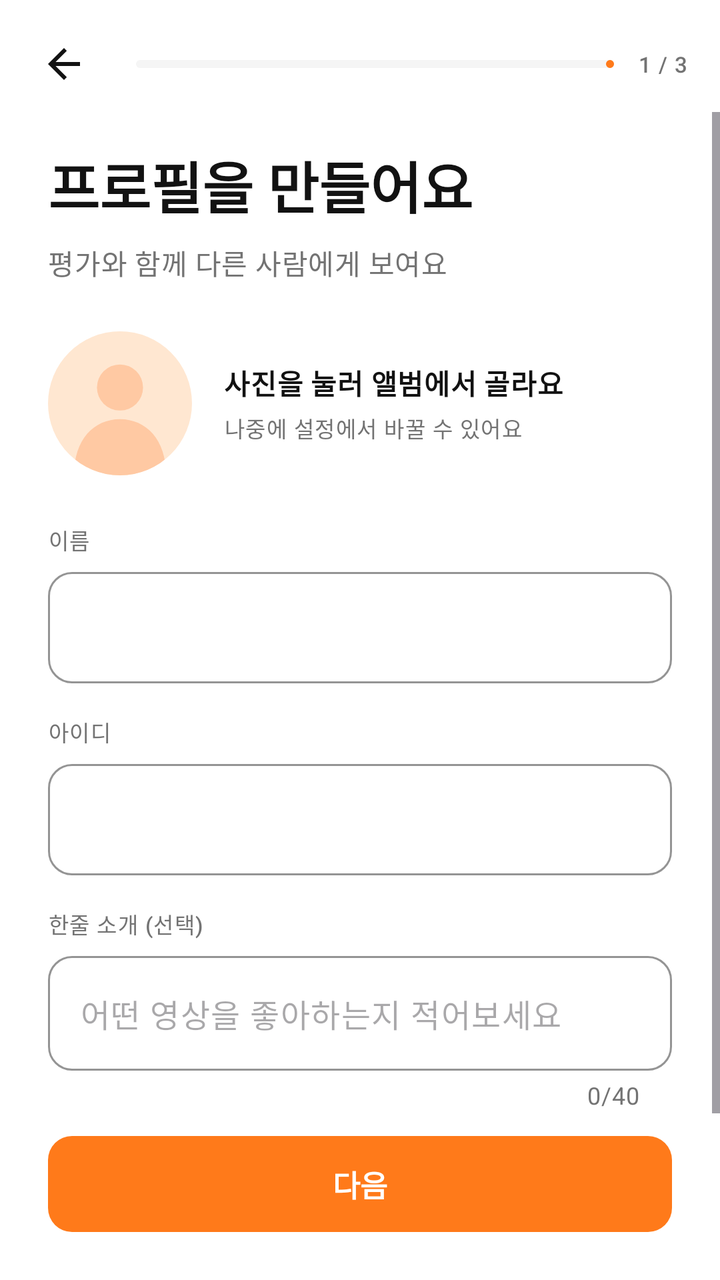
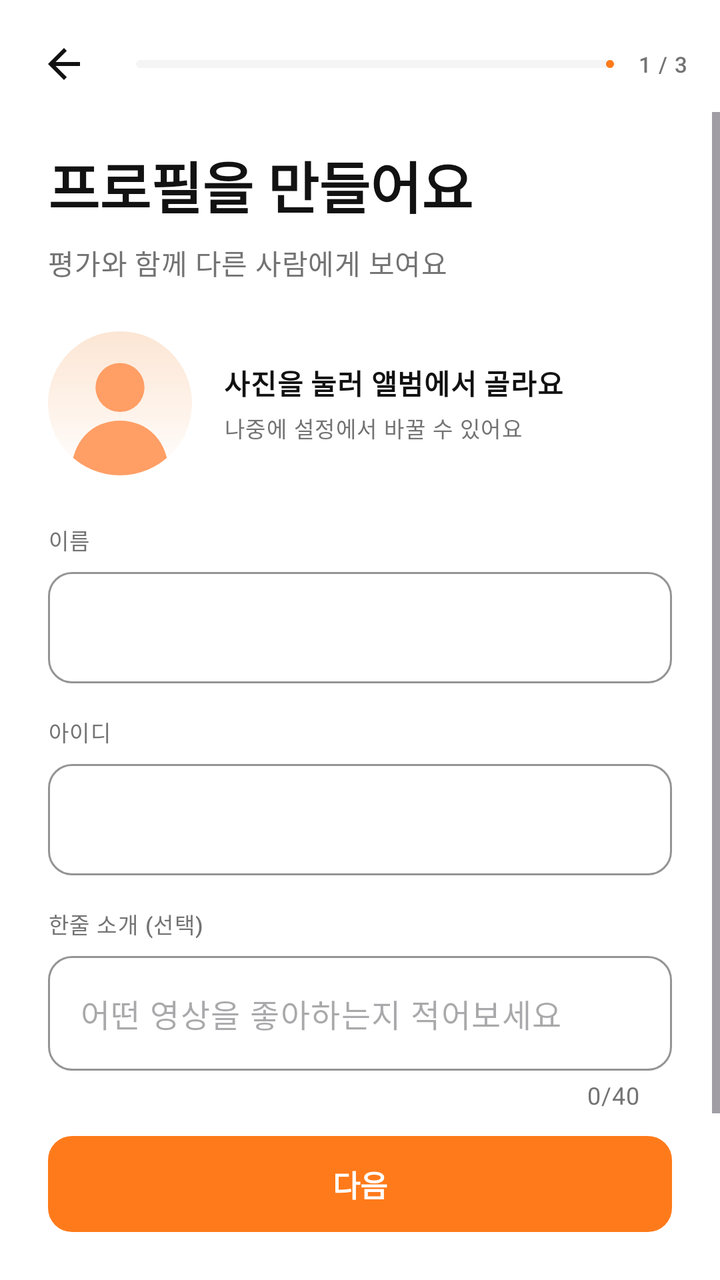

An Android layout rendered at two revisions. The XML below is the earlier revision; the diff shows what the commit changed to produce the second picture.
<!-- AndroidManifest.xml: application theme Theme.Viewit -->
<!-- res/layout/activity_profile_setup.xml -->
<?xml version="1.0" encoding="utf-8"?>
<androidx.constraintlayout.widget.ConstraintLayout xmlns:android="http://schemas.android.com/apk/res/android"
    xmlns:app="http://schemas.android.com/apk/res-auto"
    xmlns:tools="http://schemas.android.com/tools"
    android:id="@+id/main"
    android:layout_width="match_parent"
    android:layout_height="match_parent"
    android:background="@color/bg_surface"
    tools:context=".ProfileSetupActivity">

    
    <include
        android:id="@+id/profile_back_button"
        layout="@layout/view_back_button"
        android:layout_width="@dimen/button_height"
        android:layout_height="@dimen/button_height"
        android:layout_marginStart="@dimen/space_s"
        android:layout_marginTop="@dimen/space_s"
        app:layout_constraintStart_toStartOf="parent"
        app:layout_constraintTop_toTopOf="parent" />

    <com.google.android.material.progressindicator.LinearProgressIndicator
        android:id="@+id/onboarding_progress"
        android:layout_width="0dp"
        android:layout_height="wrap_content"
        android:layout_marginHorizontal="@dimen/space_m"
        android:max="3"
        android:progress="1"
        app:indicatorColor="@color/brand_orange"
        app:trackColor="@color/action_soft"
        app:trackCornerRadius="2dp"
        app:trackThickness="4dp"
        app:layout_constraintBottom_toBottomOf="@id/profile_back_button"
        app:layout_constraintEnd_toStartOf="@id/step_text"
        app:layout_constraintStart_toEndOf="@id/profile_back_button"
        app:layout_constraintTop_toTopOf="@id/profile_back_button" />

    <TextView
        android:id="@+id/step_text"
        android:layout_width="wrap_content"
        android:layout_height="wrap_content"
        android:layout_marginEnd="@dimen/screen_padding"
        android:text="@string/onboarding_step_1"
        android:textAppearance="@style/TextAppearance.Viewit.Caption"
        app:layout_constraintBottom_toBottomOf="@id/profile_back_button"
        app:layout_constraintEnd_toEndOf="parent"
        app:layout_constraintTop_toTopOf="@id/profile_back_button" />

    
    <ScrollView
        android:layout_width="0dp"
        android:layout_height="0dp"
        app:layout_constraintBottom_toTopOf="@id/profile_next_button"
        app:layout_constraintEnd_toEndOf="parent"
        app:layout_constraintStart_toStartOf="parent"
        app:layout_constraintTop_toBottomOf="@id/profile_back_button">

        <LinearLayout
            android:layout_width="match_parent"
            android:layout_height="wrap_content"
            android:orientation="vertical"
            android:paddingHorizontal="@dimen/space_xl"
            android:paddingTop="@dimen/space_l"
            android:paddingBottom="@dimen/space_xl">

            <TextView
                android:layout_width="wrap_content"
                android:layout_height="wrap_content"
                android:text="@string/profile_setup_title"
                android:textAppearance="@style/TextAppearance.Viewit.Display" />

            <TextView
                android:layout_width="wrap_content"
                android:layout_height="wrap_content"
                android:layout_marginTop="@dimen/space_s"
                android:text="@string/profile_setup_subtitle"
                android:textAppearance="@style/TextAppearance.Viewit.Body.Secondary" />

            
            <LinearLayout
                android:layout_width="match_parent"
                android:layout_height="wrap_content"
                android:layout_marginTop="@dimen/space_xl"
                android:gravity="center_vertical"
                android:orientation="horizontal">

                <ImageView
                    android:id="@+id/avatar_image"
                    android:layout_width="72dp"
                    android:layout_height="72dp"
                    android:contentDescription="@string/profile_setup_photo_title"
                    android:src="@drawable/ic_avatar_default"
                    android:background="?attr/selectableItemBackgroundBorderless"
                    android:clickable="true"
                    android:focusable="true"/>

                <LinearLayout
                    android:layout_width="wrap_content"
                    android:layout_height="wrap_content"
                    android:layout_marginStart="@dimen/space_l"
                    android:orientation="vertical">

                    <TextView
                        android:layout_width="wrap_content"
                        android:layout_height="wrap_content"
                        android:text="@string/profile_setup_photo_title"
                        android:textAppearance="@style/TextAppearance.Viewit.Body.Strong" />

                    <TextView
                        android:layout_width="wrap_content"
                        android:layout_height="wrap_content"
                        android:layout_marginTop="@dimen/space_xs"
                        android:text="@string/profile_setup_photo_desc"
                        android:textAppearance="@style/TextAppearance.Viewit.Caption" />
                </LinearLayout>
            </LinearLayout>

            
            <TextView
                android:layout_width="wrap_content"
                android:layout_height="wrap_content"
                android:layout_marginTop="@dimen/space_xl"
                android:text="@string/profile_setup_name_label"
                android:textAppearance="@style/TextAppearance.Viewit.Caption" />

            <com.google.android.material.textfield.TextInputLayout
                android:id="@+id/name_layout"
                style="@style/Widget.Material3.TextInputLayout.OutlinedBox"
                android:layout_width="match_parent"
                android:layout_height="wrap_content"
                android:layout_marginTop="@dimen/space_s"
                app:boxCornerRadiusBottomEnd="@dimen/radius_m"
                app:boxCornerRadiusBottomStart="@dimen/radius_m"
                app:boxCornerRadiusTopEnd="@dimen/radius_m"
                app:boxCornerRadiusTopStart="@dimen/radius_m"
                app:boxStrokeColor="@color/brand_orange"
                app:hintEnabled="false">

                <com.google.android.material.textfield.TextInputEditText
                    android:id="@+id/name_input"
                    android:layout_width="match_parent"
                    android:layout_height="wrap_content"
                    android:inputType="textPersonName"
                    android:maxLines="1" />
            </com.google.android.material.textfield.TextInputLayout>

            
            <TextView
                android:layout_width="wrap_content"
                android:layout_height="wrap_content"
                android:layout_marginTop="@dimen/space_l"
                android:text="@string/profile_setup_username_label"
                android:textAppearance="@style/TextAppearance.Viewit.Caption" />

            <com.google.android.material.textfield.TextInputLayout
                android:id="@+id/username_layout"
                style="@style/Widget.Material3.TextInputLayout.OutlinedBox"
                android:layout_width="match_parent"
                android:layout_height="wrap_content"
                android:layout_marginTop="@dimen/space_s"
                app:boxCornerRadiusBottomEnd="@dimen/radius_m"
                app:boxCornerRadiusBottomStart="@dimen/radius_m"
                app:boxCornerRadiusTopEnd="@dimen/radius_m"
                app:boxCornerRadiusTopStart="@dimen/radius_m"
                app:boxStrokeColor="@color/brand_orange"
                app:hintEnabled="false"
                app:prefixText="@">

                <com.google.android.material.textfield.TextInputEditText
                    android:id="@+id/username_input"
                    android:layout_width="match_parent"
                    android:layout_height="wrap_content"
                    android:inputType="textNoSuggestions"
                    android:maxLength="20"
                    android:maxLines="1" />
            </com.google.android.material.textfield.TextInputLayout>

            
            <TextView
                android:layout_width="wrap_content"
                android:layout_height="wrap_content"
                android:layout_marginTop="@dimen/space_l"
                android:text="@string/profile_setup_intro_label"
                android:textAppearance="@style/TextAppearance.Viewit.Caption" />

            <com.google.android.material.textfield.TextInputLayout
                android:id="@+id/intro_layout"
                style="@style/Widget.Material3.TextInputLayout.OutlinedBox"
                android:layout_width="match_parent"
                android:layout_height="wrap_content"
                android:layout_marginTop="@dimen/space_s"
                app:boxCornerRadiusBottomEnd="@dimen/radius_m"
                app:boxCornerRadiusBottomStart="@dimen/radius_m"
                app:boxCornerRadiusTopEnd="@dimen/radius_m"
                app:boxCornerRadiusTopStart="@dimen/radius_m"
                app:boxStrokeColor="@color/brand_orange"
                app:counterEnabled="true"
                app:counterMaxLength="40"
                app:hintEnabled="false">

                <com.google.android.material.textfield.TextInputEditText
                    android:id="@+id/intro_input"
                    android:layout_width="match_parent"
                    android:layout_height="wrap_content"
                    android:hint="@string/profile_setup_intro_hint"
                    android:inputType="text"
                    android:maxLength="40"
                    android:maxLines="1" />
            </com.google.android.material.textfield.TextInputLayout>
        </LinearLayout>
    </ScrollView>

    
    <Button
        android:id="@+id/profile_next_button"
        style="@style/Widget.Viewit.Button.Primary"
        android:layout_width="0dp"
        android:layout_height="wrap_content"
        android:layout_marginHorizontal="@dimen/space_xl"
        android:layout_marginBottom="@dimen/space_xl"
        android:text="@string/profile_setup_next"
        app:backgroundTint="@color/brand_orange"
        app:layout_constraintBottom_toBottomOf="parent"
        app:layout_constraintEnd_toEndOf="parent"
        app:layout_constraintStart_toStartOf="parent" />
</androidx.constraintlayout.widget.ConstraintLayout>
<!-- res/layout/view_back_button.xml (included above) -->
<?xml version="1.0" encoding="utf-8"?>
<ImageButton xmlns:android="http://schemas.android.com/apk/res/android"
    xmlns:app="http://schemas.android.com/apk/res-auto"
    android:id="@+id/back_button"
    android:layout_width="@dimen/button_height"
    android:layout_height="@dimen/button_height"
    android:background="?attr/selectableItemBackgroundBorderless"
    android:contentDescription="@string/navigate_back"
    android:padding="@dimen/space_m"
    android:src="?attr/homeAsUpIndicator"
    app:tint="@color/text_primary" />
<!-- resources referenced by this layout -->
<resources>
  <color name="action_soft">#FFF5F5F5</color>
  <color name="bg_surface">#FFFFFFFF</color>
  <color name="brand_orange">#FFFF7A1A</color>
  <color name="text_primary">#FF121212</color>
  <dimen name="button_height">48dp</dimen>
  <dimen name="radius_m">12dp</dimen>
  <dimen name="screen_padding">16dp</dimen>
  <dimen name="space_l">16dp</dimen>
  <dimen name="space_m">12dp</dimen>
  <dimen name="space_s">8dp</dimen>
  <dimen name="space_xl">24dp</dimen>
  <dimen name="space_xs">4dp</dimen>
  <!-- drawable ic_avatar_default (drawable) -->
  <?xml version="1.0" encoding="utf-8"?>
  <vector xmlns:android="http://schemas.android.com/apk/res/android"
      android:width="72dp"
      android:height="72dp"
      android:viewportWidth="100"
      android:viewportHeight="100">
  
      
      <path
          android:fillColor="@color/brand_orange_soft"
          android:pathData="M50,0A50,50 0,1 1,50,100A50,50 0,1 1,50,0Z" />
  
      
      <group>
          <clip-path android:pathData="M50,0A50,50 0,1 1,50,100A50,50 0,1 1,50,0Z" />
          
          <path
              android:fillColor="#FFFFC9A3"
              android:pathData="M50,23A16,16 0,1 1,50,55A16,16 0,1 1,50,23Z" />
          
          <path
              android:fillColor="#FFFFC9A3"
              android:pathData="M18,100C18,75 32,61 50,61C68,61 82,75 82,100Z" />
      </group>
  </vector>
  <string name="navigate_back">뒤로가기</string>
  <string name="onboarding_step_1">1 / 3</string>
  <string name="profile_setup_intro_hint">어떤 영상을 좋아하는지 적어보세요</string>
  <string name="profile_setup_intro_label">한줄 소개 (선택)</string>
  <string name="profile_setup_name_label">이름</string>
  <string name="profile_setup_next">다음</string>
  <string name="profile_setup_photo_desc">나중에 설정에서 바꿀 수 있어요</string>
  <string name="profile_setup_photo_title">사진을 눌러 앨범에서 골라요</string>
  <string name="profile_setup_subtitle">평가와 함께 다른 사람에게 보여요</string>
  <string name="profile_setup_title">프로필을 만들어요</string>
  <string name="profile_setup_username_label">아이디</string>
  <style name="TextAppearance.Viewit.Body.Secondary">
          <item name="android:textColor">@color/text_secondary</item>
      </style>
  <style name="TextAppearance.Viewit.Body.Strong">
          <item name="android:textStyle">bold</item>
      </style>
  <style name="TextAppearance.Viewit.Display" parent="TextAppearance.Material3.HeadlineMedium">
          <item name="android:textSize">28sp</item>
          <item name="android:lineHeight" tools:targetApi="28">36sp</item>
          <item name="android:textStyle">bold</item>
          <item name="android:textColor">@color/text_primary</item>
      </style>
  <style name="Theme.Viewit" parent="Base.Theme.Viewit" />
  <color name="brand_orange_soft">#FFFFE7D1</color>
  <color name="text_secondary">#FF737373</color>
  <style name="TextAppearance.Viewit.Button" parent="TextAppearance.Material3.LabelLarge">
          <item name="android:textSize">15sp</item>
          <item name="android:textStyle">bold</item>
      </style>
  <color name="action_primary">#FF111111</color>
  <color name="positive">#FFFF4F3D</color>
  <color name="negative">#FFFF3040</color>
  <color name="border_default">#FFDBDBDB</color>
  <!-- unchanged entries left out for length: 3 -->
</resources>

<!-- the commit's change to res/layout/activity_profile_setup.xml (unified diff, before → after) -->
@@ -89,7 +89,7 @@
                     android:layout_width="72dp"
                     android:layout_height="72dp"
                     android:contentDescription="@string/profile_setup_photo_title"
-                    android:src="@drawable/ic_avatar_default"
+                    android:src="@drawable/avatar_default"
                     android:background="?attr/selectableItemBackgroundBorderless"
                     android:clickable="true"
                     android:focusable="true"/>
<!-- resource entries referenced after the edit -->
@@ -12,30 +12,31 @@
   <dimen name="space_s">8dp</dimen>
   <dimen name="space_xl">24dp</dimen>
   <dimen name="space_xs">4dp</dimen>
+  <!-- drawable avatar_default (drawable) -->
+  <?xml version="1.0" encoding="utf-8"?>
+  <layer-list xmlns:android="http://schemas.android.com/apk/res/android">
+      <item android:drawable="@drawable/bg_avatar_default" />
+      <item android:drawable="@drawable/ic_avatar_default" />
+  </layer-list>
   <!-- drawable ic_avatar_default (drawable) -->
   <?xml version="1.0" encoding="utf-8"?>
   <vector xmlns:android="http://schemas.android.com/apk/res/android"
-      android:width="72dp"
-      android:height="72dp"
+      android:width="80dp"
+      android:height="80dp"
       android:viewportWidth="100"
       android:viewportHeight="100">
-  
-      
-      <path
-          android:fillColor="@color/brand_orange_soft"
-          android:pathData="M50,0A50,50 0,1 1,50,100A50,50 0,1 1,50,0Z" />
   
       
       <group>
           <clip-path android:pathData="M50,0A50,50 0,1 1,50,100A50,50 0,1 1,50,0Z" />
           
           <path
-              android:fillColor="#FFFFC9A3"
-              android:pathData="M50,23A16,16 0,1 1,50,55A16,16 0,1 1,50,23Z" />
+              android:fillColor="@color/avatar_default_silhouette"
+              android:pathData="M50,22A17,17 0,1 1,50,56A17,17 0,1 1,50,22Z" />
           
           <path
-              android:fillColor="#FFFFC9A3"
-              android:pathData="M18,100C18,75 32,61 50,61C68,61 82,75 82,100Z" />
+              android:fillColor="@color/avatar_default_silhouette"
+              android:pathData="M16,100C16,76 31,62 50,62C69,62 84,76 84,100Z" />
       </group>
   </vector>
   <string name="navigate_back">뒤로가기</string>
@@ -62,12 +63,26 @@
           <item name="android:textColor">@color/text_primary</item>
       </style>
   <style name="Theme.Viewit" parent="Base.Theme.Viewit" />
-  <color name="brand_orange_soft">#FFFFE7D1</color>
+  <!-- drawable bg_avatar_default (drawable) -->
+  <?xml version="1.0" encoding="utf-8"?>
+  <shape xmlns:android="http://schemas.android.com/apk/res/android"
+      android:shape="oval">
+      <gradient
+          android:angle="270"
+          android:centerY="0.6"
+          android:startColor="@color/profile_banner_start"
+          android:centerColor="@color/profile_banner_mid"
+          android:endColor="@color/bg_surface"
+          android:type="linear" />
+  </shape>
   <color name="text_secondary">#FF737373</color>
   <style name="TextAppearance.Viewit.Button" parent="TextAppearance.Material3.LabelLarge">
           <item name="android:textSize">15sp</item>
           <item name="android:textStyle">bold</item>
       </style>
+  <color name="profile_banner_start">#FFFCE6D4</color>
+  <color name="profile_banner_mid">#FFFEF4EC</color>
+  <color name="avatar_default_silhouette">#FFFF9E65</color>
   <color name="action_primary">#FF111111</color>
   <color name="positive">#FFFF4F3D</color>
   <color name="negative">#FFFF3040</color>
